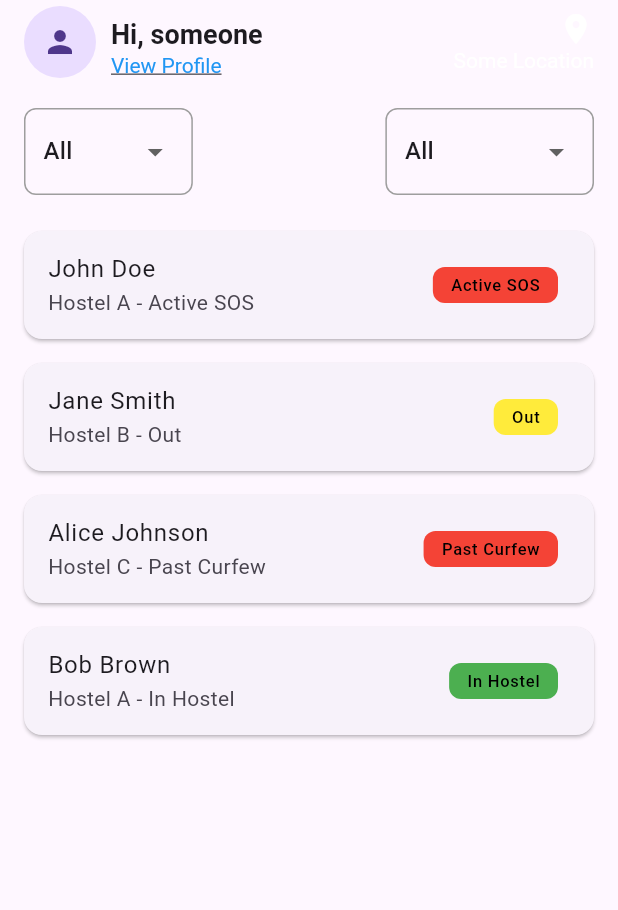
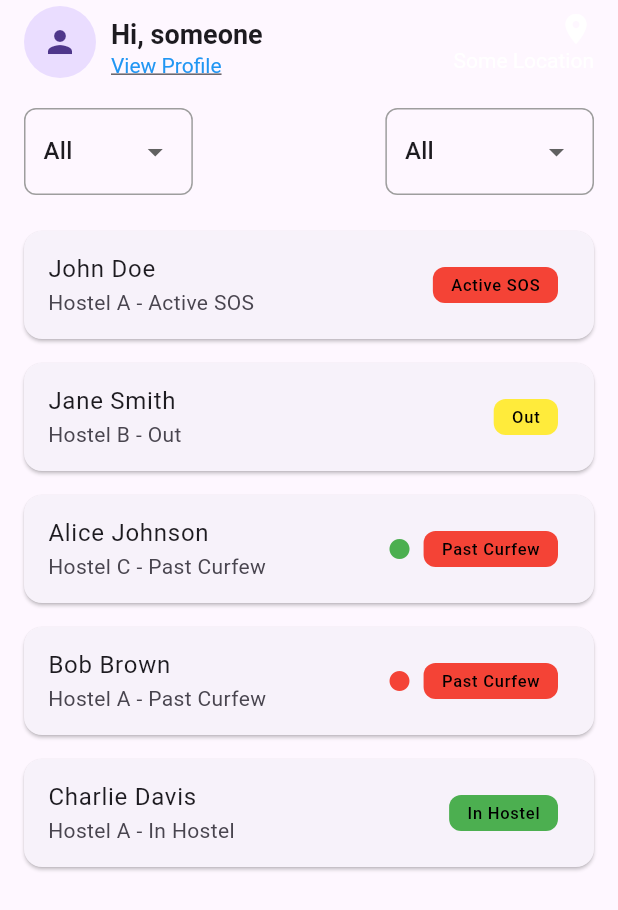
Before and after one commit to Not-a-coding-genius/CEGSafetyAppUI, a Flutter app: the screen it shows after launch, on a phone screen of 412 x 824 dp. Shown: the top 910 px of the screen. Run offline on Flutter 3.47's test engine with Material 3 defaults, Android fonts, the phone set to English and light mode, and no system bars; our stand-ins replace location, lottie, smooth_page_indicator.

Commit message:
Changes made to DashBoardSec

```diff
--- a/lib/DashBoardSec.dart
+++ b/lib/DashBoardSec.dart
@@ -1,6 +1,6 @@
 import 'package:flutter/material.dart';
 import 'alertPage.dart';
-import 'outPage.dart';
+import 'outPageStudent.dart';
 
 class DashBoardSec extends StatefulWidget {
   @override
@@ -102,10 +102,11 @@ class _DashBoardSecState extends State<DashBoardSec> {
           Expanded(
             child: ListView(
               children: [
-                _buildListItem('John Doe', 'Hostel A', 'Active SOS', Colors.red),
-                _buildListItem('Jane Smith', 'Hostel B', 'Out', Colors.yellow),
-                _buildListItem('Alice Johnson', 'Hostel C', 'Past Curfew', Colors.red),
-                _buildListItem('Bob Brown', 'Hostel A', 'In Hostel', Colors.green),
+                _buildListItem('John Doe', 'Hostel A', 'Active SOS', Colors.red, false),
+                _buildListItem('Jane Smith', 'Hostel B', 'Out', Colors.yellow, false),
+                _buildListItem('Alice Johnson', 'Hostel C', 'Past Curfew', Colors.red, true), // Safe
+                _buildListItem('Bob Brown', 'Hostel A', 'Past Curfew', Colors.red, false), // Not Safe
+                _buildListItem('Charlie Davis', 'Hostel A', 'In Hostel', Colors.green, false),
                 // Add more list items here
               ],
             ),
@@ -137,13 +138,23 @@ class _DashBoardSecState extends State<DashBoardSec> {
     );
   }
 
-  Widget _buildListItem(String name, String hostel, String status, Color color) {
+  Widget _buildListItem(String name, String hostel, String status, Color color, bool isSafe) {
     return Card(
       margin: EdgeInsets.symmetric(horizontal: 16.0, vertical: 8.0),
       child: ListTile(
         title: Text(name),
         subtitle: Text('$hostel - $status'),
-        trailing: Container(
+        trailing: Row(
+          mainAxisSize: MainAxisSize.min,
+          children: [
+            if (status == 'Past Curfew')
+              Icon(
+                Icons.circle,
+                color: isSafe ? Colors.green : Colors.red,
+                size: 16.0,
+              ),
+            SizedBox(width: 8.0),
+            Container(
               padding: EdgeInsets.symmetric(horizontal: 12.0, vertical: 4.0),
               decoration: BoxDecoration(
                 color: color,
@@ -154,6 +165,8 @@ class _DashBoardSecState extends State<DashBoardSec> {
                 style: TextStyle(color: Colors.black),
               ),
             ),
+          ],
+        ),
         onTap: () {
           if (status == 'Active SOS') {
             Navigator.push(
@@ -163,7 +176,7 @@ class _DashBoardSecState extends State<DashBoardSec> {
           } else if (status == 'Out') {
             Navigator.push(
               context,
-              MaterialPageRoute(builder: (context) => Outpage()),
+              MaterialPageRoute(builder: (context) => OutPage()),
             );
           }
         },
```
Also changed, not shown: lib/alertPage.dart (+160 -1 lines), lib/outPageStudent.dart (added, +63 -0 lines). Lines whose indentation alone changed are shown as unchanged.
